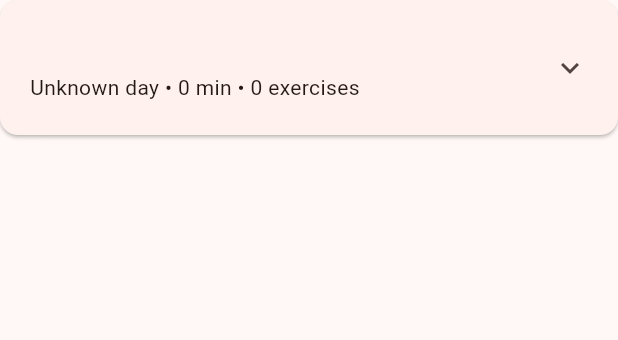
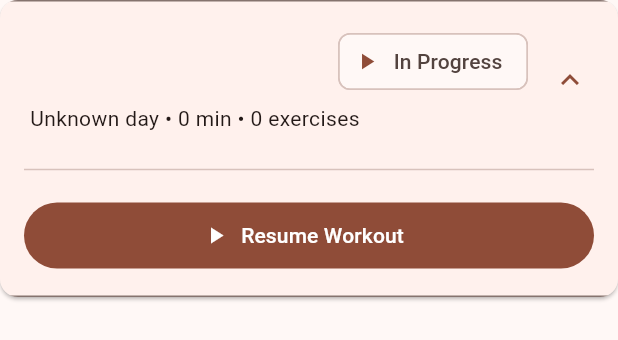
Before and after one commit to AlbireoFinoe/forge, a Flutter app: the _ProgramDayCard widget shown alone on an empty page, opened directly with empty values, on a phone screen of 412 x 824 dp. Shown: the top 340 px of the screen. Run offline on Flutter 3.47's test engine with Material 3 defaults, Android fonts, the phone set to English and light mode, and no system bars; our stand-ins replace dio, flutter_riverpod, flutter_secure_storage; accounts and stored records are empty; network calls fail.

Commit message:
connect program detail to workout sessions

```diff
--- a/mobile/lib/features/program/presentation/program_detail_screen.dart
+++ b/mobile/lib/features/program/presentation/program_detail_screen.dart
@@ -1,17 +1,87 @@
 import 'package:flutter/material.dart';
+import 'package:flutter_riverpod/flutter_riverpod.dart';
 
 import '../../../core/constants/weekdays.dart';
+import '../../workout/data/workout_models.dart';
+import '../../workout/data/workout_repository.dart';
+import '../../workout/presentation/workout_controller.dart';
+import '../../workout/presentation/workout_session_screen.dart';
 import '../data/program_models.dart';
 
-class ProgramDetailScreen extends StatelessWidget {
+class ProgramDetailScreen extends ConsumerStatefulWidget {
   const ProgramDetailScreen({required this.program, super.key});
 
   final ProgramDetailData program;
 
   @override
+  ConsumerState<ProgramDetailScreen> createState() =>
+      _ProgramDetailScreenState();
+}
+
+class _ProgramDetailScreenState extends ConsumerState<ProgramDetailScreen> {
+  String? _startingDayId;
+
+  Future<void> _openWorkout() async {
+    await Navigator.of(context).push(
+      MaterialPageRoute<void>(
+        builder: (context) {
+          return const WorkoutSessionScreen();
+        },
+      ),
+    );
+  }
+
+  Future<void> _startWorkout(ProgramDayData day) async {
+    if (_startingDayId != null) {
+      return;
+    }
+
+    setState(() {
+      _startingDayId = day.id;
+    });
+
+    try {
+      await ref.read(workoutControllerProvider.notifier).startWorkout(day.id);
+
+      if (!mounted) {
+        return;
+      }
+
+      await _openWorkout();
+    } on WorkoutException catch (error) {
+      if (!mounted) {
+        return;
+      }
+
+      ScaffoldMessenger.of(context)
+          .showSnackBar(SnackBar(content: Text(error.message)));
+    } catch (_) {
+      if (!mounted) {
+        return;
+      }
+
+      ScaffoldMessenger.of(context).showSnackBar(
+        const SnackBar(content: Text('Could not start this workout.')),
+      );
+    } finally {
+      if (mounted) {
+        setState(() {
+          _startingDayId = null;
+        });
+      }
+    }
+  }
+
+  @override
   Widget build(BuildContext context) {
+    final program = widget.program;
+
     final days = [...program.days]
       ..sort((left, right) => left.dayOrder.compareTo(right.dayOrder));
+
+    final workoutState = ref.watch(workoutControllerProvider);
+
+    final currentWorkout = workoutState.value?.currentWorkout;
 
     return Scaffold(
       appBar: AppBar(title: const Text('Training Program')),
@@ -21,18 +91,25 @@ class ProgramDetailScreen extends StatelessWidget {
           children: [
             _ProgramHeader(program: program),
             const SizedBox(height: 24),
-
             Text(
               'Weekly Schedule',
               style: Theme.of(context).textTheme.titleLarge
                   ?.copyWith(fontWeight: FontWeight.bold),
             ),
             const SizedBox(height: 12),
-
             for (final day in days)
               Padding(
                 padding: const EdgeInsets.only(bottom: 12),
-                child: _ProgramDayCard(day: day),
+                child: _ProgramDayCard(
+                  day: day,
+                  currentWorkout: currentWorkout,
+                  isStarting: _startingDayId == day.id,
+                  startBlocked: _startingDayId != null,
+                  onStart: () {
+                    _startWorkout(day);
+                  },
+                  onResume: _openWorkout,
+                ),
               ),
           ],
         ),
@@ -88,7 +165,8 @@ class _ProgramHeader extends StatelessWidget {
             ),
             const SizedBox(height: 12),
             Text(
-              'Generated with FORGE ${program.generatorVersion}',
+              'Generated with FORGE '
+              '${program.generatorVersion}',
               style: Theme.of(context).textTheme.bodySmall,
             ),
           ],
@@ -99,36 +177,108 @@ class _ProgramHeader extends StatelessWidget {
 }
 
 class _ProgramDayCard extends StatelessWidget {
-  const _ProgramDayCard({required this.day});
+  const _ProgramDayCard({
+    required this.day,
+    required this.currentWorkout,
+    required this.isStarting,
+    required this.startBlocked,
+    required this.onStart,
+    required this.onResume,
+  });
 
   final ProgramDayData day;
+  final WorkoutSessionData? currentWorkout;
+
+  final bool isStarting;
+  final bool startBlocked;
+
+  final VoidCallback onStart;
+  final VoidCallback onResume;
 
   @override
   Widget build(BuildContext context) {
+    final isCurrentWorkout = currentWorkout?.programDayId == day.id;
+
+    final anotherWorkoutIsActive = currentWorkout != null && !isCurrentWorkout;
+
     return Card(
       margin: EdgeInsets.zero,
       clipBehavior: Clip.antiAlias,
       child: ExpansionTile(
-        initiallyExpanded: day.dayOrder == 1,
+        initiallyExpanded: isCurrentWorkout || day.dayOrder == 1,
         tilePadding: const EdgeInsets.symmetric(horizontal: 20, vertical: 8),
         childrenPadding: const EdgeInsets.fromLTRB(16, 0, 16, 16),
-        title: Text(
-          day.name,
-          style: const TextStyle(fontWeight: FontWeight.w600),
+        title: Row(
+          children: [
+            Expanded(
+              child: Text(
+                day.name,
+                style: const TextStyle(fontWeight: FontWeight.w600),
+              ),
+            ),
+            if (isCurrentWorkout)
+              const Padding(
+                padding: EdgeInsets.only(left: 8),
+                child: Chip(
+                  avatar: Icon(Icons.play_arrow, size: 18),
+                  label: Text('In Progress'),
+                ),
+              ),
+          ],
         ),
         subtitle: Padding(
           padding: const EdgeInsets.only(top: 4),
           child: Text(
-            '${weekdayLabel(day.dayOfWeek)} • '
-            '${day.estimatedDurationMinutes} min • '
+            '${weekdayLabel(day.dayOfWeek)}'
+            ' \u2022 '
+            '${day.estimatedDurationMinutes} min'
+            ' \u2022 '
             '${day.exercises.length} exercises',
           ),
         ),
         children: [
           const Divider(),
-
           for (final exercise in day.exercises)
             _ExerciseRow(exercise: exercise),
+          const SizedBox(height: 12),
+          if (isCurrentWorkout)
+            SizedBox(
+              width: double.infinity,
+              child: FilledButton.icon(
+                onPressed: onResume,
+                icon: const Icon(Icons.play_arrow),
+                label: const Padding(
+                  padding: EdgeInsets.symmetric(vertical: 12),
+                  child: Text('Resume Workout'),
+                ),
+              ),
+            )
+          else
+            SizedBox(
+              width: double.infinity,
+              child: FilledButton.icon(
+                onPressed: anotherWorkoutIsActive || startBlocked
+                    ? null
+                    : onStart,
+                icon: isStarting
+                    ? const SizedBox(
+                        width: 20,
+                        height: 20,
+                        child: CircularProgressIndicator(strokeWidth: 2),
+                      )
+                    : const Icon(Icons.play_arrow),
+                label: Padding(
+                  padding: const EdgeInsets.symmetric(vertical: 12),
+                  child: Text(
+                    isStarting
+                        ? 'Starting...'
+                        : anotherWorkoutIsActive
+                        ? 'Another Workout Is Active'
+                        : 'Start Workout',
+                  ),
+                ),
+              ),
+            ),
         ],
       ),
     );
@@ -144,7 +294,9 @@ class _ExerciseRow extends StatelessWidget {
   Widget build(BuildContext context) {
     final reps = exercise.minReps == exercise.maxReps
         ? '${exercise.minReps}'
-        : '${exercise.minReps}–${exercise.maxReps}';
+        : '${exercise.minReps}'
+              '\u2013'
+              '${exercise.maxReps}';
 
     return Padding(
       padding: const EdgeInsets.symmetric(vertical: 10),
@@ -163,16 +315,20 @@ class _ExerciseRow extends StatelessWidget {
                       ?.copyWith(fontWeight: FontWeight.w600),
                 ),
                 const SizedBox(height: 4),
-                Text('${exercise.sets} sets × $reps reps'),
+                Text(
+                  '${exercise.sets} sets '
+                  '\u00d7 '
+                  '$reps reps',
+                ),
                 const SizedBox(height: 2),
                 Text(
-                  '${exercise.restSeconds} sec rest',
+                  '${exercise.restSeconds} '
+                  'sec rest',
                   style: Theme.of(context).textTheme.bodySmall,
                 ),
               ],
             ),
           ),
-          const Icon(Icons.chevron_right),
         ],
       ),
     );
```
